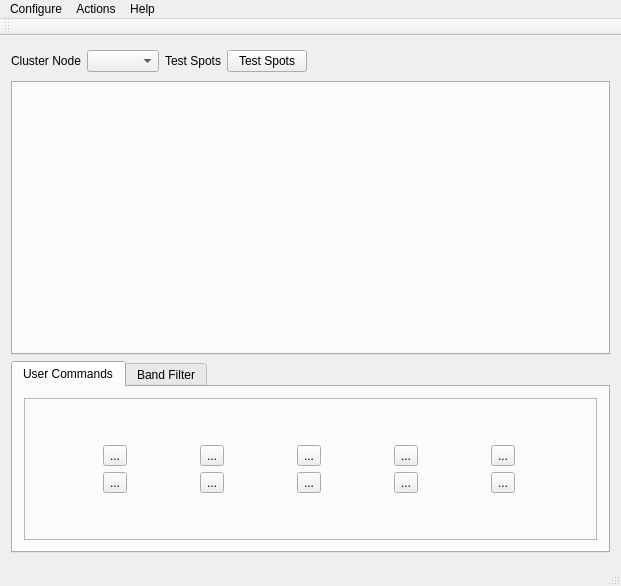
Rsclub22/Minos2-Mirror, file mqt/MqtCluster/clustermainwindow.ui: the form before one commit.
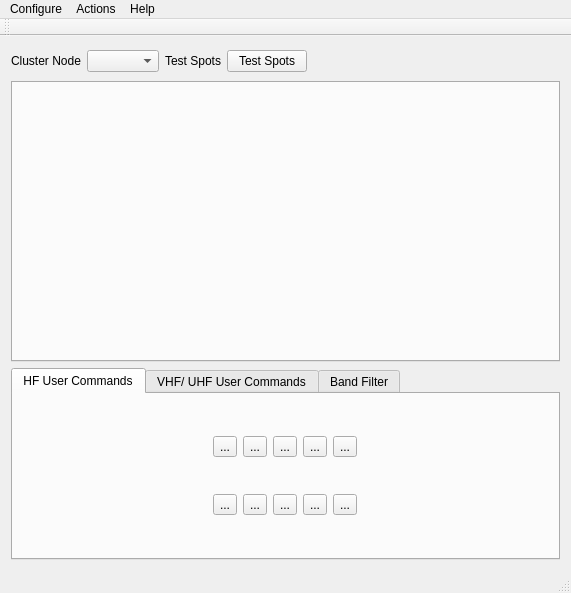
The form after the commit. The open tabs and pages were chosen to show the change. Custom widgets are drawn as their Qt base class.

```diff
--- a/mqt/MqtCluster/clustermainwindow.ui
+++ b/mqt/MqtCluster/clustermainwindow.ui
@@ -6,15 +6,15 @@
    <rect>
     <x>0</x>
     <y>0</y>
-    <width>621</width>
-    <height>586</height>
+    <width>571</width>
+    <height>593</height>
    </rect>
   </property>
   <property name="windowTitle">
    <string>Minos Cluster Client</string>
   </property>
   <widget class="QWidget" name="centralWidget">
-   <layout class="QVBoxLayout" name="verticalLayout_7">
+   <layout class="QVBoxLayout" name="verticalLayout">
     <item>
      <layout class="QHBoxLayout" name="horizontalLayout_4">
       <item>
@@ -79,19 +79,91 @@
       </property>
       <widget class="QWidget" name="userCommands">
        <attribute name="title">
-        <string>User Commands</string>
+        <string>HF User Commands</string>
+       </attribute>
+       <layout class="QHBoxLayout" name="horizontalLayout_12">
+        <item>
+         <layout class="QGridLayout" name="gridLayout_2">
+          <item row="0" column="0">
+           <widget class="QToolButton" name="hfSendButton0">
+            <property name="text">
+             <string>...</string>
+            </property>
+           </widget>
+          </item>
+          <item row="0" column="4">
+           <widget class="QToolButton" name="hfSendButton4">
+            <property name="text">
+             <string>...</string>
+            </property>
+           </widget>
+          </item>
+          <item row="0" column="1">
+           <widget class="QToolButton" name="hfSendButton1">
+            <property name="text">
+             <string>...</string>
+            </property>
+           </widget>
+          </item>
+          <item row="0" column="2">
+           <widget class="QToolButton" name="hfSendButton2">
+            <property name="text">
+             <string>...</string>
+            </property>
+           </widget>
+          </item>
+          <item row="1" column="1">
+           <widget class="QToolButton" name="hfSendButton6">
+            <property name="text">
+             <string>...</string>
+            </property>
+           </widget>
+          </item>
+          <item row="1" column="2">
+           <widget class="QToolButton" name="hfSendButton7">
+            <property name="text">
+             <string>...</string>
+            </property>
+           </widget>
+          </item>
+          <item row="1" column="4">
+           <widget class="QToolButton" name="hfSendButton9">
+            <property name="text">
+             <string>...</string>
+            </property>
+           </widget>
+          </item>
+          <item row="0" column="3">
+           <widget class="QToolButton" name="hfSendButton3">
+            <property name="text">
+             <string>...</string>
+            </property>
+           </widget>
+          </item>
+          <item row="1" column="0">
+           <widget class="QToolButton" name="hfSendButton5">
+            <property name="text">
+             <string>...</string>
+            </property>
+           </widget>
+          </item>
+          <item row="1" column="3">
+           <widget class="QToolButton" name="hfSendButton8">
+            <property name="text">
+             <string>...</string>
+            </property>
+           </widget>
+          </item>
+         </layout>
+        </item>
+       </layout>
+      </widget>
+      <widget class="QWidget" name="vhfUhfUserCommands">
+       <attribute name="title">
+        <string>VHF/ UHF User Commands</string>
        </attribute>
        <layout class="QHBoxLayout" name="horizontalLayout_11">
         <item>
-         <widget class="QFrame" name="userCmdButFrame">
-          <property name="frameShape">
-           <enum>QFrame::StyledPanel</enum>
-          </property>
-          <property name="frameShadow">
-           <enum>QFrame::Plain</enum>
-          </property>
-          <layout class="QVBoxLayout" name="verticalLayout">
-           <item>
             <layout class="QGridLayout" name="gridLayout">
              <item row="0" column="0">
               <widget class="QToolButton" name="sendButton0">
@@ -164,9 +236,6 @@
               </widget>
              </item>
             </layout>
-           </item>
-          </layout>
-         </widget>
         </item>
        </layout>
       </widget>
@@ -429,7 +498,7 @@
     <rect>
      <x>0</x>
      <y>0</y>
-     <width>621</width>
+     <width>571</width>
      <height>21</height>
     </rect>
    </property>
```
Left out of the diff: 24 changed lines with no effect on the pictures. Lines whose indentation alone changed are shown as unchanged.
